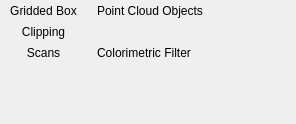
The window that src/gui/forms/toolbar_exportPointCloud.ui (open-scan-crew/OpenScanTools) describes before a commit, drawn with Qt 5.
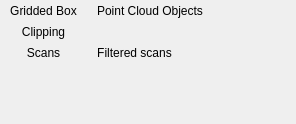
The same window after the commit. Icons and pictures are not drawn.

Commit message: Changed filter export icon and translation

```diff
--- a/src/gui/forms/toolbar_exportPointCloud.ui
+++ b/src/gui/forms/toolbar_exportPointCloud.ui
@@ -135,7 +135,7 @@
       <string>Export points using active colorimetric filter.</string>
      </property>
      <property name="text">
-      <string>Colorimetric Filter</string>
+      <string>Filtered scans</string>
      </property>
      <property name="icon">
       <iconset resource="../../../openscantools.qrc">
```
Left out of the diff: 4 changed lines with no effect on the pictures. The commit also changes 3 other files.
